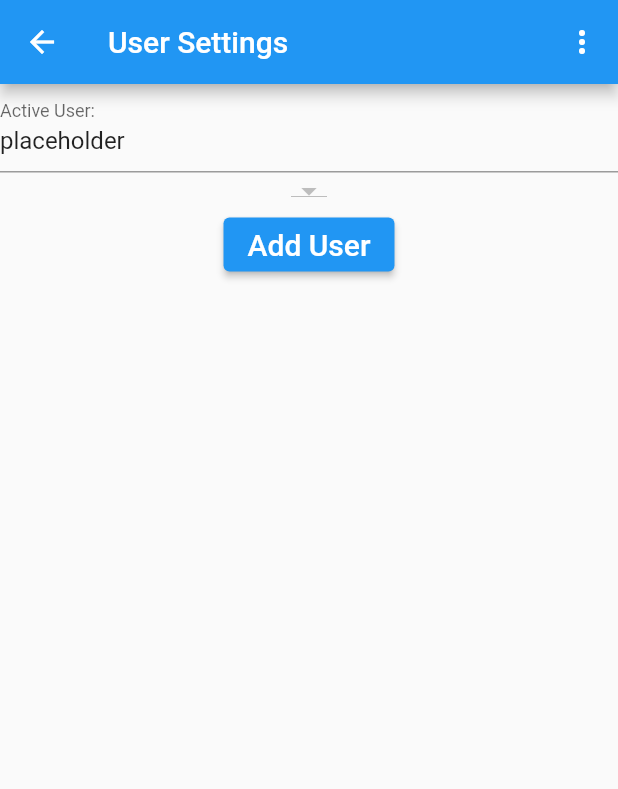
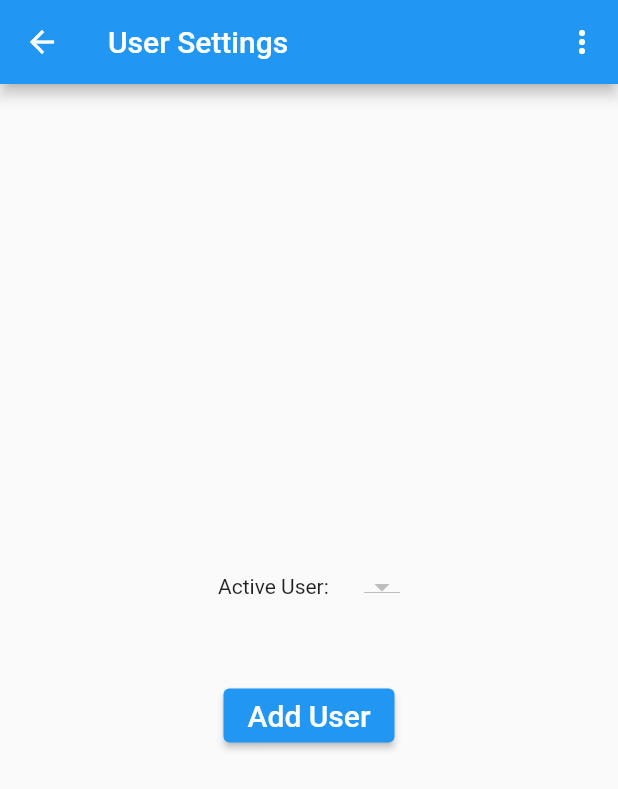
Before and after one commit to luca-hom/bmi, a Flutter app: the Settings_Users screen opened directly, on a phone screen of 412 x 824 dp. Shown: the top 789 px of the screen. Run offline on Flutter 3.47's test engine with Material 2 defaults, Android fonts, the phone set to English and light mode, and no system bars; our stand-ins replace shared_preferences; accounts and stored records are empty.

Commit message:
improved settings_user page

```diff
--- a/lib/presentation/configuration/Settings_Users.dart
+++ b/lib/presentation/configuration/Settings_Users.dart
@@ -23,6 +23,7 @@ class _SettingsUserState extends State<Settings_Users> {
     super.initState();
     _loadUsers();
     _loadActiveUser();
+
   }
 
   Future<void> _loadUsers() async {
@@ -71,18 +72,20 @@ class _SettingsUserState extends State<Settings_Users> {
           appBar: AppBar(),
         ), // body is the majority of the screen.
         body: Container(
+            alignment: Alignment.center,
             child: Center(
                 child: Column(
+                  mainAxisAlignment: MainAxisAlignment.center,
+                  crossAxisAlignment: CrossAxisAlignment.center,
                   children: [
-                    TextFormField(
-                      readOnly: true,
-                      initialValue: _activeUser,
-                      decoration: const InputDecoration(
-                        border: UnderlineInputBorder(),
-                        labelText: 'Active User:',
-                      ),
-                    ),
+                    Row(
+                      mainAxisAlignment: MainAxisAlignment.center,
+                      crossAxisAlignment: CrossAxisAlignment.center,
+                      children: [
+                        Text('Active User: '),
+                        SizedBox(width: 20),
                         DropdownButton(
+                            value: _activeUser,
                             items: _userList?.map<DropdownMenuItem<String>>((String value) {
                               return DropdownMenuItem<String> (
                                 value: value,
@@ -90,9 +93,15 @@ class _SettingsUserState extends State<Settings_Users> {
                               );
                             }).toList(),
                             onChanged: (String? value) {
+                              setState(() {
                                 _saveActiveUser(value!);
                                 _loadActiveUser();
+                              });
                             }),
+                      ]
+
+                    ),
+                    SizedBox(height: 50),
                     ElevatedButton(onPressed: () => showDialog(
                         context: context,
                         builder: (BuildContext context) => AlertDialog(
```
Lines whose indentation alone changed are shown as unchanged.
